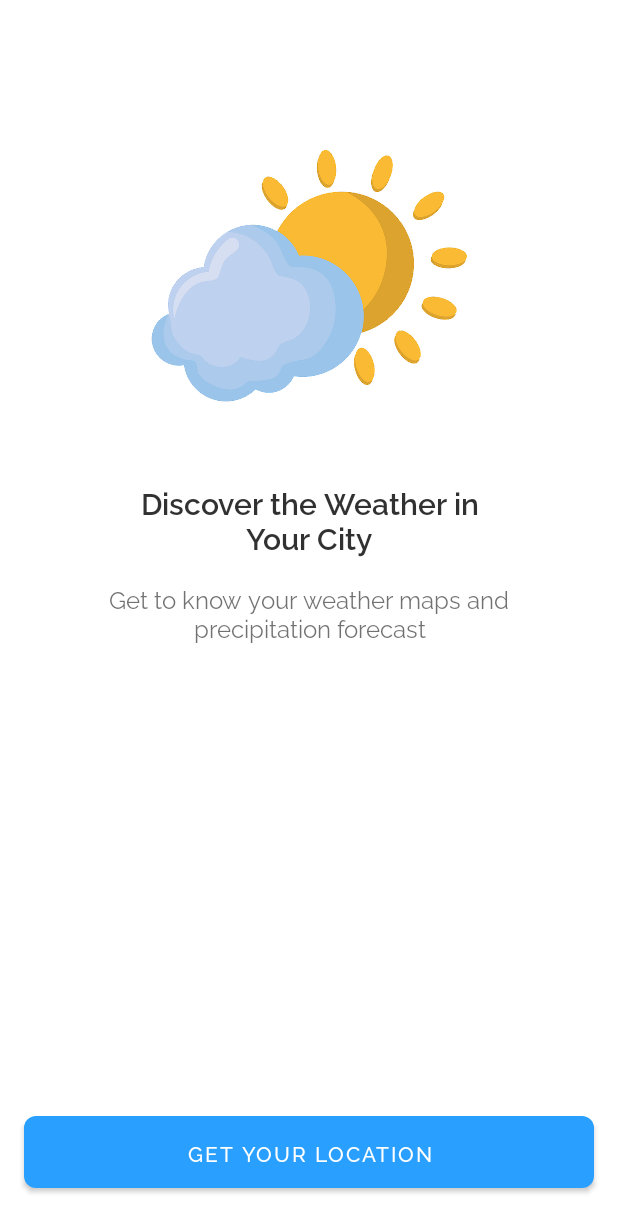
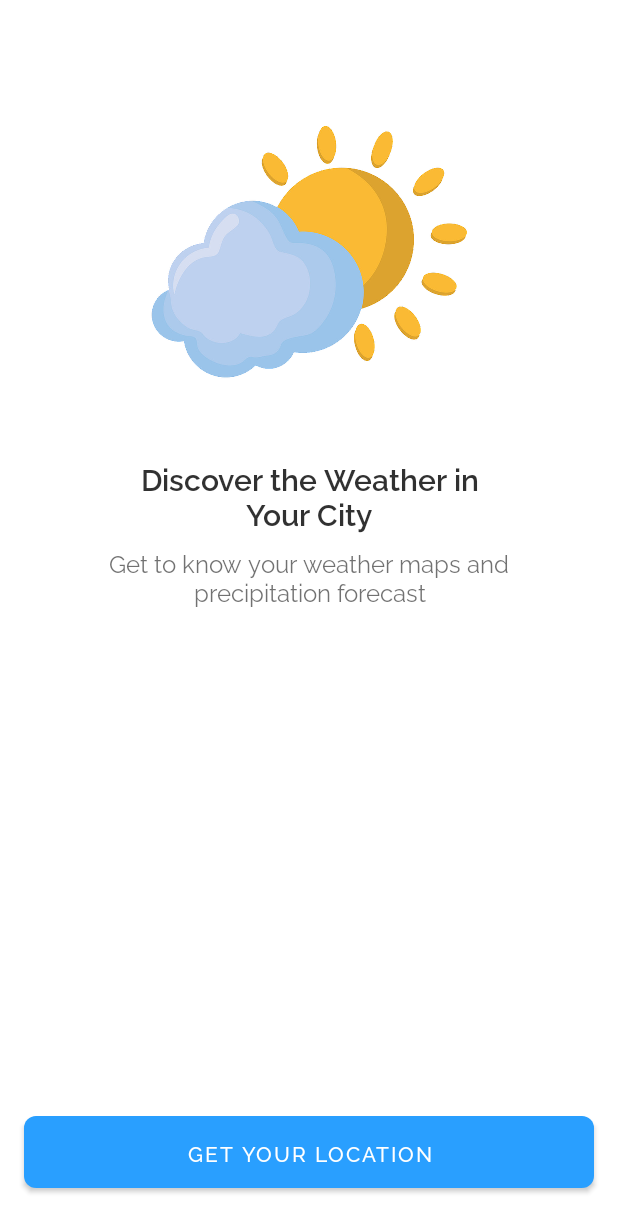
Before and after one commit to M7mdSh3banX/Clothes4Weather, an Android app: the layout fragment_onboarding.xml on its own in the app's theme, with its tools: preview values and no code run, on a phone screen of 412 x 824 dp. Shown: the top 1232 px of the screen. Run offline under Robolectric (Android 15) with nearby library versions, the phone set to English and light mode, and no system bars.

Commit message:
update margins

```diff
--- a/app/src/main/res/layout/fragment_onboarding.xml
+++ b/app/src/main/res/layout/fragment_onboarding.xml
@@ -10,12 +10,12 @@
         android:id="@+id/onboarding3_image"
         android:layout_width="wrap_content"
         android:layout_height="wrap_content"
-        android:layout_marginTop="@dimen/spacing_very_giant"
+        android:layout_marginTop="32dp"
         android:contentDescription="@null"
         android:src="@drawable/weather"
         app:layout_constraintEnd_toEndOf="@id/right_guideline"
         app:layout_constraintStart_toStartOf="@id/left_guideline"
-        app:layout_constraintTop_toTopOf="parent" />
+        app:layout_constraintTop_toTopOf="@+id/top_guideline" />
 
     <TextView
         android:id="@+id/onboarding3_title"
@@ -35,7 +35,7 @@
         android:id="@+id/onboarding1_desc"
         android:layout_width="0dp"
         android:layout_height="wrap_content"
-        android:layout_marginTop="16dp"
+        android:layout_marginTop="8dp"
         android:fontFamily="@font/raleway_regular"
         android:text="@string/onboarding2_screen_desc"
         android:textAlignment="center"
```
